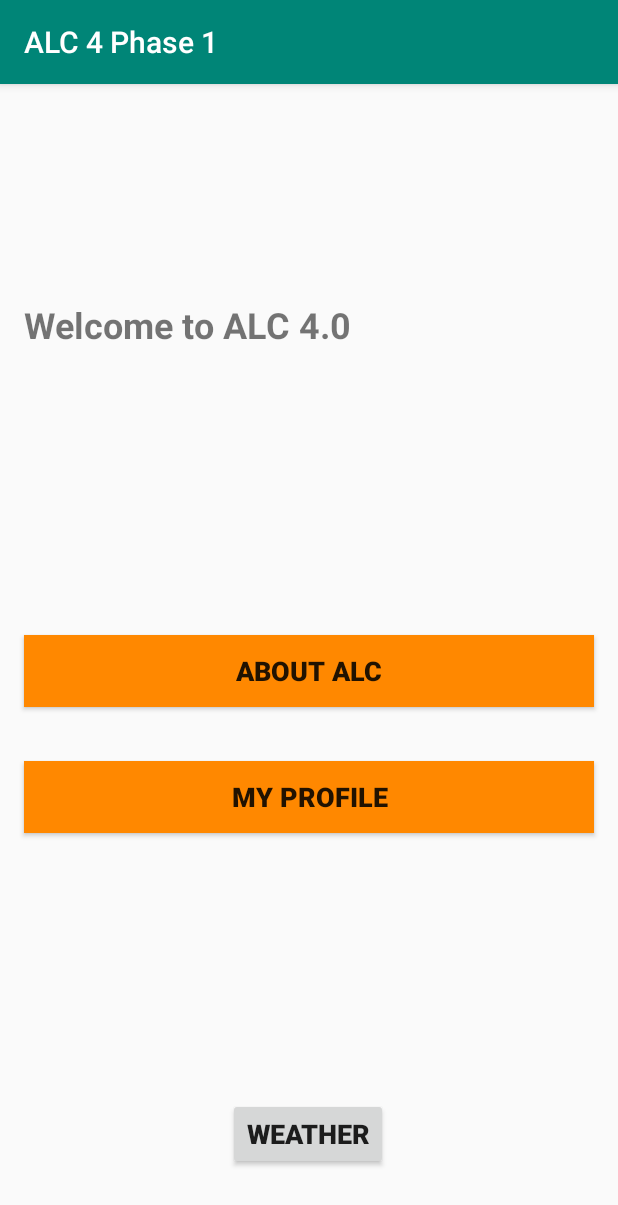
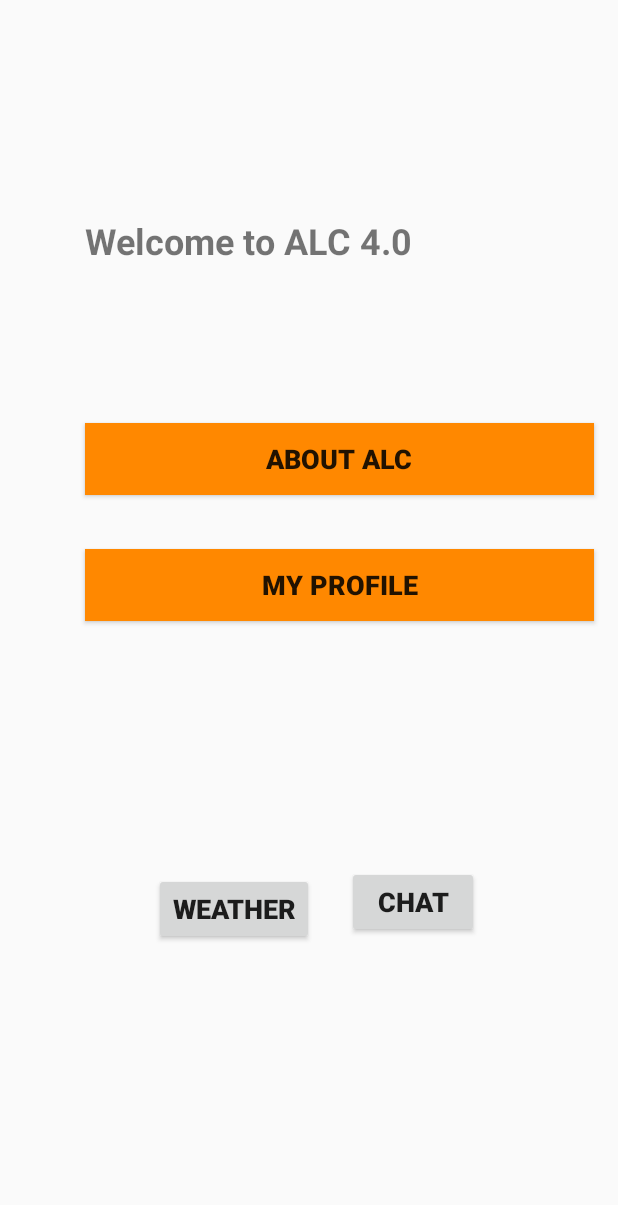
Before and after one commit to Rutayuga/Phase1ChallengeAndroid, an Android app: the screen it shows after launch (MainActivity), on a phone screen of 412 x 824 dp. Shown: the top 1205 px of the screen. Run offline under Robolectric (Android 15) with nearby library versions, the phone set to English and light mode, and no system bars.

Commit message:
Update files

```diff
--- a/app/build.gradle
+++ b/app/build.gradle
@@ -22,8 +22,10 @@ android {
 dependencies {
     implementation fileTree(dir: 'libs', include: ['*.jar'])
     implementation 'com.android.support:appcompat-v7:28.0.0'
+    implementation 'com.android.support:recyclerview-v7:28.0.0'
     implementation 'com.android.support.constraint:constraint-layout:1.1.3'
     implementation 'com.google.firebase:firebase-database:16.0.4'
+    implementation 'com.firebaseui:firebase-ui-database:5.0.0'
     testImplementation 'junit:junit:4.12'
     androidTestImplementation 'com.android.support.test:runner:1.0.2'
     androidTestImplementation 'com.android.support.test.espresso:espresso-core:3.0.2'
--- a/app/src/main/AndroidManifest.xml
+++ b/app/src/main/AndroidManifest.xml
@@ -11,7 +11,8 @@
         android:roundIcon="@mipmap/ic_launcher_round"
         android:supportsRtl="true"
         android:theme="@style/AppTheme">
-        <activity android:name=".info"></activity>
+        <activity android:name=".Forum"></activity>
+        <activity android:name=".info" />
         <activity
             android:name=".my_profile"
             android:parentActivityName=".MainActivity">
--- a/app/src/main/res/layout/activity_main.xml
+++ b/app/src/main/res/layout/activity_main.xml
@@ -8,8 +8,8 @@
 
     <TextView
         android:id="@+id/welcome_title"
-        android:layout_width="0dp"
-        android:layout_height="147dp"
+        android:layout_width="339dp"
+        android:layout_height="62dp"
         android:layout_marginStart="16dp"
         android:layout_marginLeft="16dp"
         android:layout_marginTop="144dp"
@@ -55,12 +55,30 @@
         android:id="@+id/weather_btn"
         android:layout_width="wrap_content"
         android:layout_height="wrap_content"
+        android:layout_marginTop="8dp"
         android:layout_marginBottom="44dp"
         android:text="Weather"
         android:textSize="18sp"
         android:textStyle="bold"
         app:layout_constraintBottom_toBottomOf="parent"
         app:layout_constraintEnd_toEndOf="@+id/my_profile"
-        app:layout_constraintHorizontal_bias="0.498"
-        app:layout_constraintStart_toStartOf="@+id/my_profile" />
+        app:layout_constraintHorizontal_bias="0.199"
+        app:layout_constraintStart_toStartOf="@+id/my_profile"
+        app:layout_constraintTop_toBottomOf="@+id/my_profile"
+        app:layout_constraintVertical_bias="0.516" />
+
+    <Button
+        android:id="@+id/btn_chat"
+        android:layout_width="wrap_content"
+        android:layout_height="wrap_content"
+        android:layout_marginTop="8dp"
+        android:layout_marginBottom="44dp"
+        android:text="Chat"
+        android:textSize="18sp"
+        android:textStyle="bold"
+        app:layout_constraintBottom_toBottomOf="parent"
+        app:layout_constraintEnd_toEndOf="parent"
+        app:layout_constraintHorizontal_bias="0.19"
+        app:layout_constraintStart_toEndOf="@+id/weather_btn"
+        app:layout_constraintTop_toBottomOf="@+id/my_profile" />
 </android.support.constraint.ConstraintLayout>
--- a/app/src/main/res/values/styles.xml
+++ b/app/src/main/res/values/styles.xml
@@ -1,7 +1,7 @@
 <resources>
 
     <!-- Base application theme. -->
-    <style name="AppTheme" parent="Theme.AppCompat.Light.DarkActionBar">
+    <style name="AppTheme" parent="Theme.AppCompat.Light.NoActionBar">
         <!-- Customize your theme here. -->
         <item name="colorPrimary">@color/colorPrimary</item>
         <item name="colorPrimaryDark">@color/colorPrimaryDark</item>
```
Also changed, not shown: app/src/main/java/outreachtraders/com/phase1challenge_android/Forum.java (added, +90 -0 lines), app/src/main/java/outreachtraders/com/phase1challenge_android/MyRecycleViewHolder.java (added, +16 -0 lines), app/src/main/java/outreachtraders/com/phase1challenge_android/Post.java (added, +29 -0 lines), app/src/main/res/layout/activity_forum.xml (added, +31 -0 lines), app/src/main/res/layout/post_item.xml (added, +29 -0 lines).
